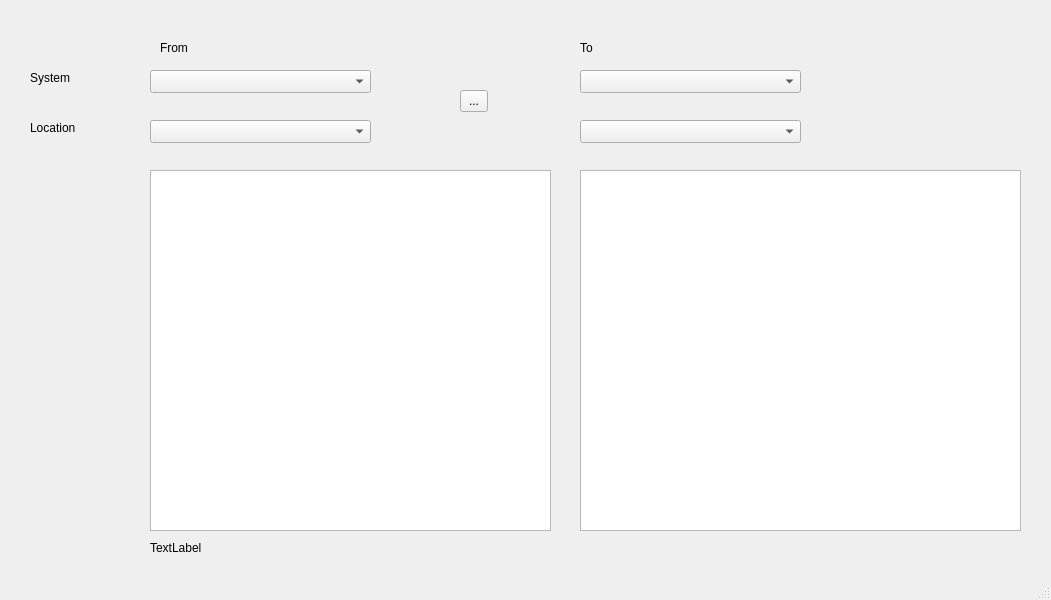
This is FreelancerTrade.ui in axel-magard/FreelancerTrade as Qt 5 draws it before an edit. The edited form follows.
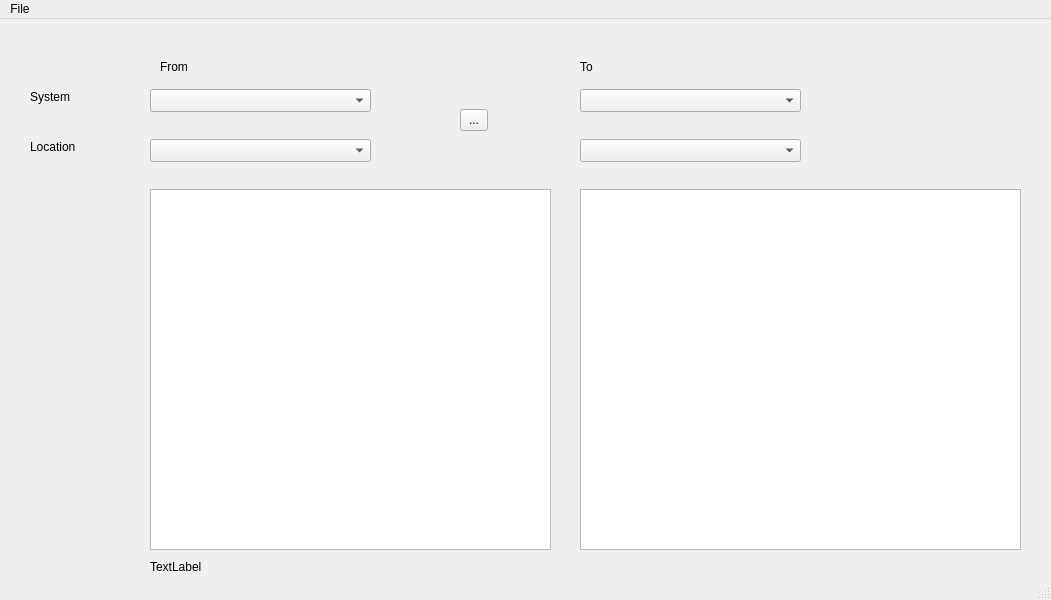
This is the edited form. Icons and pictures are not drawn.

Commit message: Added support for Freelancer Discovery Added image for "exchange" button Fixed refresh not occuring when changing "from" location

Patch:
```diff
--- a/FreelancerTrade.ui
+++ b/FreelancerTrade.ui
@@ -166,6 +166,14 @@
      <height>20</height>
     </rect>
    </property>
+   <widget class="QMenu" name="menuFile">
+    <property name="title">
+     <string>File</string>
+    </property>
+    <addaction name="actionFreelancer"/>
+    <addaction name="actionFreelancer_Discovery"/>
+   </widget>
+   <addaction name="menuFile"/>
   </widget>
   <widget class="QStatusBar" name="statusbar"/>
  </widget>
```
Left out of the diff: 25 changed lines with no effect on the pictures. The commit also changes 3 other files.
